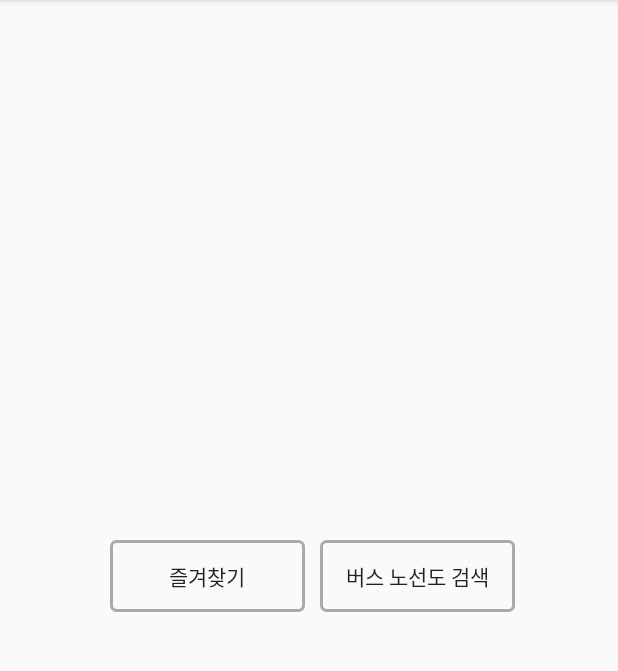
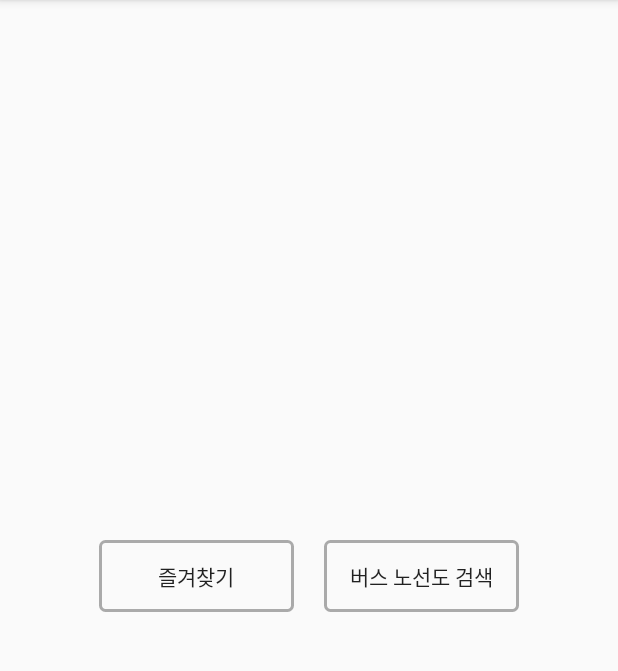
Before and after one commit to lijungddak/CheolwonBUS, an Android app: the screen it shows after launch (MainActivity), on a phone screen of 412 x 824 dp, the part 84-755 px from its top. Run offline under Robolectric (Android 15) with nearby library versions, the phone set to English and light mode, and no system bars.

Commit message:
UI 수정

```diff
--- a/app/src/main/res/layout/activity_main.xml
+++ b/app/src/main/res/layout/activity_main.xml
@@ -6,13 +6,19 @@
     android:layout_height="match_parent"
     tools:context=".MainActivity">
 
+    <LinearLayout
+        android:layout_width="wrap_content"
+        android:layout_height="wrap_content"
+        app:layout_constraintTop_toTopOf="parent"
+        app:layout_constraintEnd_toEndOf="parent"
+        app:layout_constraintStart_toStartOf="parent"
+        app:layout_constraintBottom_toBottomOf="parent">
         <Button
             android:id="@+id/btnFavorites"
             android:layout_width="130dp"
             android:layout_height="wrap_content"
             android:text="@string/btnFavoritesText"
             android:background="@drawable/my_button_bg"
-        android:layout_marginLeft="73dp"
             app:layout_constraintStart_toStartOf="parent"
             app:layout_constraintTop_toTopOf="parent"
             app:layout_constraintBottom_toBottomOf="parent"/>
@@ -23,9 +29,10 @@
             android:layout_height="wrap_content"
             android:text="@string/btnSearchText"
             android:background="@drawable/my_button_bg"
-        android:layout_marginLeft="10dp"
+            android:layout_marginLeft="20dp"
             app:layout_constraintStart_toEndOf="@id/btnFavorites"
             app:layout_constraintTop_toTopOf="parent"
             app:layout_constraintBottom_toBottomOf="parent"/>
+    </LinearLayout>
 
 </android.support.constraint.ConstraintLayout>
```
Lines whose indentation alone changed are shown as unchanged.
